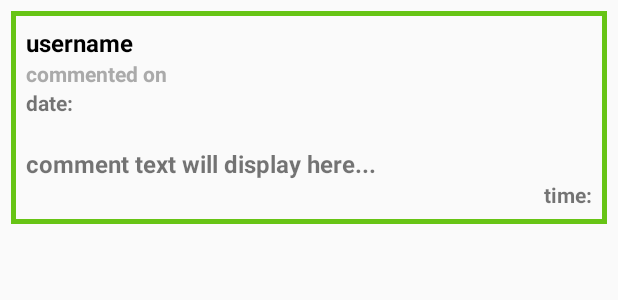
After one commit to waqqas7/Trollify, an Android app: the layout all_comments_layout.xml on its own in the app's theme, with its tools: preview values and no code run, on a phone screen of 412 x 824 dp. The commit adds this screen. Shown: the top 300 px of the screen. Run offline under Robolectric (Android 15) with nearby library versions, the phone set to English and light mode, and no system bars.

Commit message:
video #42 #43

```diff
--- /dev/null
+++ b/app/src/main/res/layout/all_comments_layout.xml
@@ -0,0 +1,76 @@
+<?xml version="1.0" encoding="utf-8"?>
+<RelativeLayout
+    xmlns:android="http://schemas.android.com/apk/res/android" android:layout_width="match_parent"
+    android:layout_height="wrap_content">
+
+    <LinearLayout
+        android:layout_width="match_parent"
+        android:layout_height="wrap_content"
+        android:orientation="vertical"
+        android:layout_margin="7dp"
+        android:background="@drawable/post_border"
+        >
+
+        <LinearLayout
+            android:layout_height="wrap_content"
+            android:layout_width="match_parent"
+            android:orientation="vertical"
+            android:layout_margin="10dp">
+
+            <TextView
+                android:id="@+id/comment_username"
+                android:layout_width="wrap_content"
+                android:layout_height="wrap_content"
+                android:text="username"
+                android:textColor="@android:color/black"
+                android:textSize="16sp"
+                android:textStyle="bold"/>
+
+            <TextView
+                android:id="@+id/simple_text"
+                android:layout_width="wrap_content"
+                android:layout_height="wrap_content"
+                android:text="commented on"
+                android:textColor="@android:color/darker_gray"
+                android:textSize="14sp"
+                android:textStyle="bold"/>
+
+            <TextView
+                android:id="@+id/comment_date"
+                android:layout_width="wrap_content"
+                android:layout_height="wrap_content"
+                android:text="date:"
+                android:textSize="14sp"
+                android:textStyle="bold"/>
+
+        </LinearLayout>
+
+        <LinearLayout
+            android:layout_height="wrap_content"
+            android:layout_width="match_parent"
+            android:orientation="vertical"
+            android:layout_margin="10dp">
+
+            <TextView
+                android:id="@+id/comment_text"
+                android:layout_width="wrap_content"
+                android:layout_height="wrap_content"
+                android:text="comment text will display here..."
+                android:textSize="16sp"
+                android:textStyle="bold"/>
+
+            <TextView
+                android:id="@+id/comment_time"
+                android:layout_width="match_parent"
+                android:layout_height="wrap_content"
+                android:text="time:"
+                android:textAlignment="viewEnd"
+                android:textSize="14sp"
+                android:textStyle="bold"/>
+
+
+        </LinearLayout>
+
+    </LinearLayout>
+
+</RelativeLayout>
```
Also changed, not shown: app/src/main/java/com/example/trollify/Comments.java (added, +48 -0 lines), app/src/main/java/com/example/trollify/CommentsActivity.java (+66 -0 lines), 1 other file.
